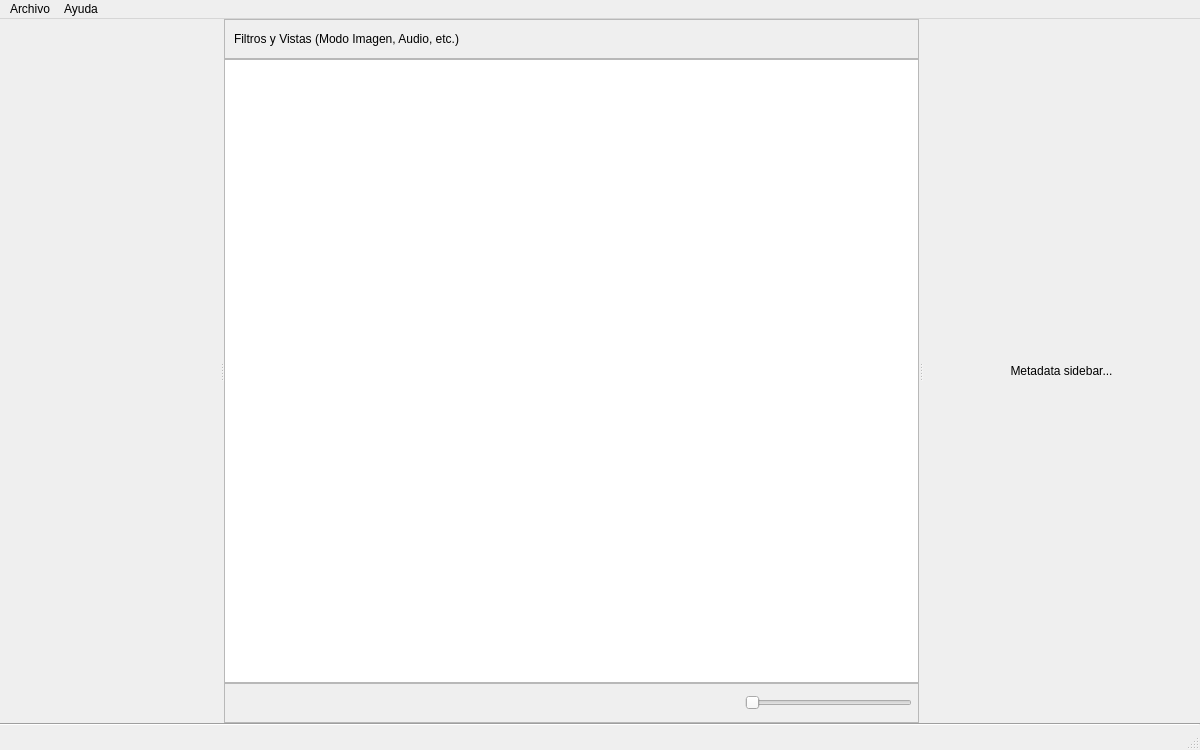
The window that ui/main_window.ui (javier-rojo-ramos/arca) describes before a commit, drawn with Qt 5.
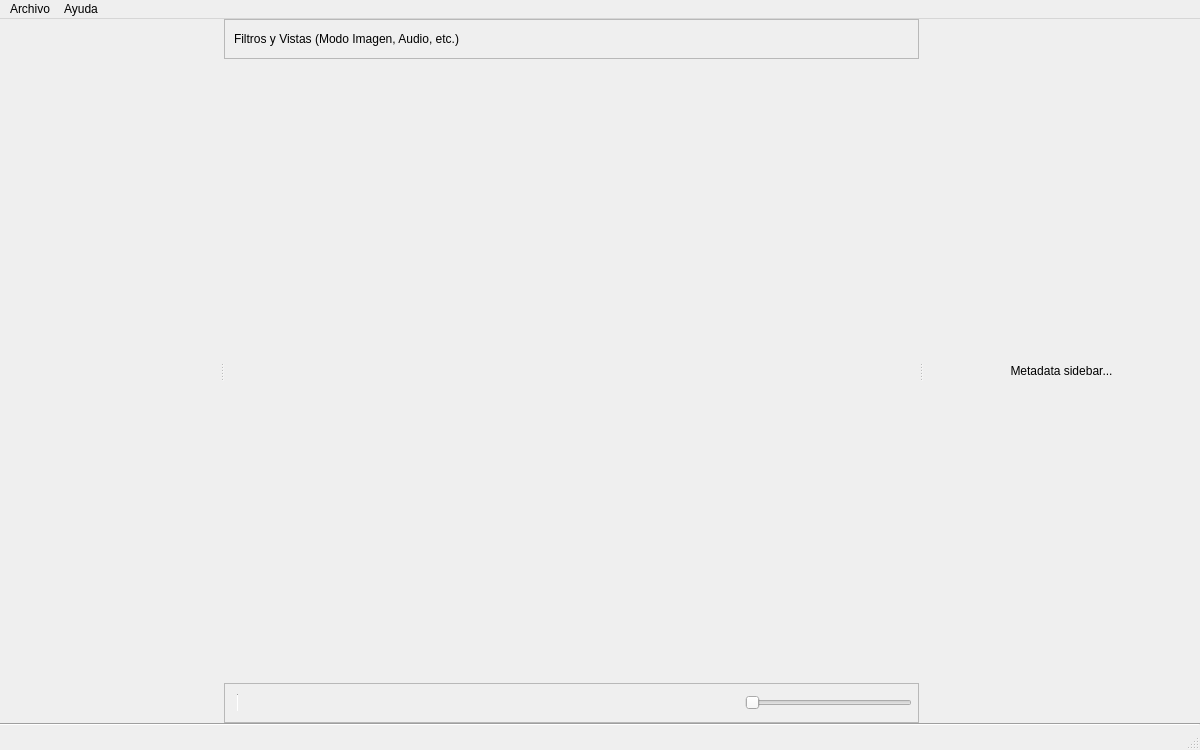
The same window after the commit. The open tabs and pages were chosen to show the change. Custom widgets are drawn as their Qt base class.

The edit to the form file:
```diff
--- a/ui/main_window.ui
+++ b/ui/main_window.ui
@@ -377,6 +377,22 @@
                 </item>
                </layout>
               </widget>
+              <widget class="QWidget" name="page_single">
+               <layout class="QVBoxLayout" name="layout_page_single">
+                <property name="leftMargin">
+                 <number>0</number>
+                </property>
+                <property name="topMargin">
+                 <number>0</number>
+                </property>
+                <property name="rightMargin">
+                 <number>0</number>
+                </property>
+                <property name="bottomMargin">
+                 <number>0</number>
+                </property>
+               </layout>
+              </widget>
              </widget>
             </item>
            </layout>
@@ -420,6 +436,22 @@
                 <property name="bottomMargin">
                  <number>0</number>
                 </property>
+                <item>
+                 <widget class="ViewButtons" name="widget_view_buttons" native="true"/>
+                </item>
+                <item>
+                 <widget class="Line" name="line_bottom_views">
+                  <property name="maximumSize">
+                   <size>
+                    <width>1</width>
+                    <height>18</height>
+                   </size>
+                  </property>
+                  <property name="orientation">
+                   <enum>Qt::Vertical</enum>
+                  </property>
+                 </widget>
+                </item>
                 <item>
                  <widget class="SortControl" name="widget_sort_control" native="true"/>
                 </item>
@@ -684,6 +716,11 @@
    <extends>QWidget</extends>
    <header>ui_helpers/widgets/organize_bar.h</header>
   </customwidget>
+  <customwidget>
+   <class>ViewButtons</class>
+   <extends>QWidget</extends>
+   <header>ui_helpers/widgets/view_buttons.h</header>
+  </customwidget>
   <customwidget>
    <class>SortControl</class>
    <extends>QWidget</extends>
```
